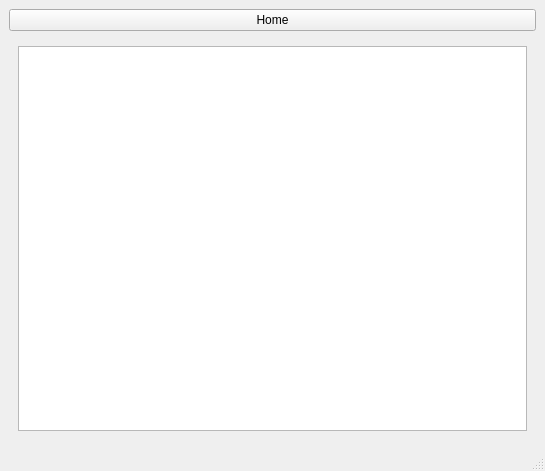
The window that mainwindow.ui (heyitsnick4/Week-1) describes before a commit, drawn with Qt 5.
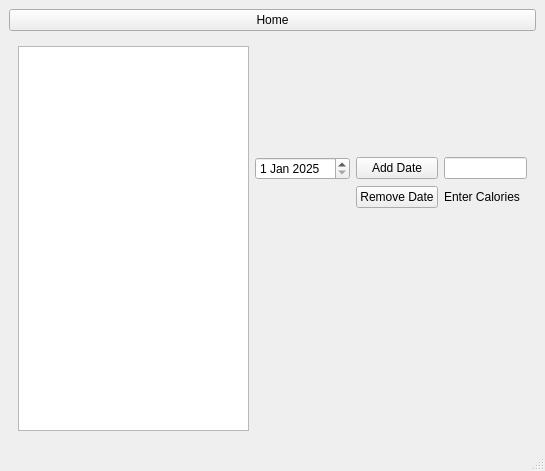
The same window after the commit.

Commit message: Finished adding date tracker

The edit to the form file:
```diff
--- a/mainwindow.ui
+++ b/mainwindow.ui
@@ -257,13 +257,90 @@
       </widget>
       <widget class="QWidget" name="p4">
        <layout class="QGridLayout" name="gridLayout_10">
-        <item row="0" column="0">
+        <item row="0" column="1">
          <layout class="QGridLayout" name="gridLayout_9">
-          <item row="0" column="0">
-           <widget class="QListView" name="dailyTrackerList"/>
+          <item row="2" column="2">
+           <widget class="QLineEdit" name="lineEditDailyCalories"/>
+          </item>
+          <item row="0" column="1">
+           <spacer name="verticalSpacer_9">
+            <property name="orientation">
+             <enum>Qt::Orientation::Vertical</enum>
+            </property>
+            <property name="sizeHint" stdset="0">
+             <size>
+              <width>20</width>
+              <height>40</height>
+             </size>
+            </property>
+           </spacer>
+          </item>
+          <item row="2" column="1">
+           <widget class="QPushButton" name="pushButtonAddDate">
+            <property name="text">
+             <string>Add Date</string>
+            </property>
+           </widget>
+          </item>
+          <item row="4" column="1">
+           <spacer name="verticalSpacer_7">
+            <property name="orientation">
+             <enum>Qt::Orientation::Vertical</enum>
+            </property>
+            <property name="sizeHint" stdset="0">
+             <size>
+              <width>20</width>
+              <height>40</height>
+             </size>
+            </property>
+           </spacer>
+          </item>
+          <item row="3" column="1">
+           <widget class="QPushButton" name="pushButtonRemvoeDate">
+            <property name="text">
+             <string>Remove Date</string>
+            </property>
+           </widget>
+          </item>
+          <item row="2" column="0">
+           <widget class="QDateEdit" name="dateEdit">
+            <property name="dateTime">
+             <datetime>
+              <hour>0</hour>
+              <minute>0</minute>
+              <second>0</second>
+              <year>2025</year>
+              <month>1</month>
+              <day>1</day>
+             </datetime>
+            </property>
+           </widget>
+          </item>
+          <item row="5" column="1">
+           <spacer name="verticalSpacer_8">
+            <property name="orientation">
+             <enum>Qt::Orientation::Vertical</enum>
+            </property>
+            <property name="sizeHint" stdset="0">
+             <size>
+              <width>20</width>
+              <height>40</height>
+             </size>
+            </property>
+           </spacer>
+          </item>
+          <item row="3" column="2">
+           <widget class="QLabel" name="label">
+            <property name="text">
+             <string>Enter Calories</string>
+            </property>
+           </widget>
           </item>
          </layout>
         </item>
+        <item row="0" column="0">
+         <widget class="QListView" name="dailyTrackerList"/>
+        </item>
        </layout>
       </widget>
      </widget>
```
The commit also changes 536 other files.
